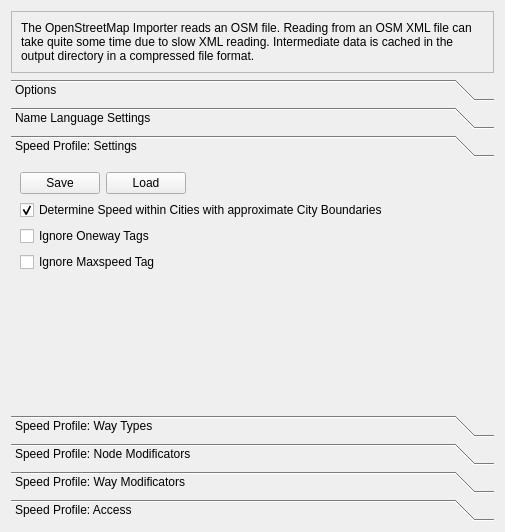
The window that plugins/osmimporter/oisettingsdialog.ui (shentok/MoNav) describes before a commit, drawn with Qt 5.
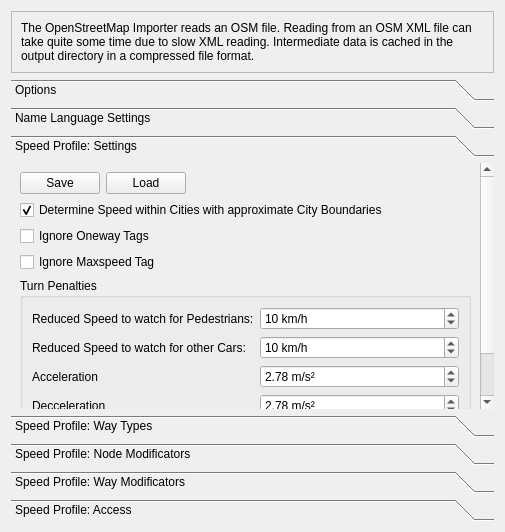
The same window after the commit. The open tabs and pages were chosen to show the change.

Commit message:
OSM Importer:  - Bugfix: Some modifiers could be aplied several times over on ways with many segments  - Added calculation of turn penalties based on:   - turning radius   - highway types adjacent to the crossing   - pedestrian penalties   - left / right turning penalties  - Limited segment speed on ways using the turning radius  - All this needs some extra information in speed profiles and will invalidate part of your old speed profiles.
Potentially buggy as no rouing plugin uses the turning penalties so far.

The edit to the form file:
```diff
--- a/plugins/osmimporter/oisettingsdialog.ui
+++ b/plugins/osmimporter/oisettingsdialog.ui
@@ -198,9 +198,9 @@
       <property name="geometry">
        <rect>
         <x>0</x>
-        <y>0</y>
-        <width>487</width>
-        <height>242</height>
+        <y>-80</y>
+        <width>472</width>
+        <height>322</height>
        </rect>
       </property>
       <attribute name="label">
@@ -262,6 +262,115 @@
          </property>
         </widget>
        </item>
+       <item>
+        <widget class="QGroupBox" name="groupBox">
+         <property name="title">
+          <string>Turn Penalties</string>
+         </property>
+         <layout class="QFormLayout" name="formLayout">
+          <item row="0" column="0">
+           <widget class="QLabel" name="label_2">
+            <property name="text">
+             <string>Reduced Speed to watch for Pedestrians:</string>
+            </property>
+           </widget>
+          </item>
+          <item row="0" column="1">
+           <widget class="QSpinBox" name="pedestrian">
+            <property name="suffix">
+             <string> km/h</string>
+            </property>
+            <property name="maximum">
+             <number>1000</number>
+            </property>
+            <property name="value">
+             <number>10</number>
+            </property>
+           </widget>
+          </item>
+          <item row="1" column="1">
+           <widget class="QSpinBox" name="otherCars">
+            <property name="suffix">
+             <string> km/h</string>
+            </property>
+            <property name="maximum">
+             <number>1000</number>
+            </property>
+            <property name="value">
+             <number>10</number>
+            </property>
+           </widget>
+          </item>
+          <item row="1" column="0">
+           <widget class="QLabel" name="label_3">
+            <property name="text">
+             <string>Reduced Speed to watch for other Cars:</string>
+            </property>
+           </widget>
+          </item>
+          <item row="2" column="1">
+           <widget class="QDoubleSpinBox" name="acceleration">
+            <property name="suffix">
+             <string> m/s²</string>
+            </property>
+            <property name="minimum">
+             <double>0.100000000000000</double>
+            </property>
+            <property name="value">
+             <double>2.780000000000000</double>
+            </property>
+           </widget>
+          </item>
+          <item row="3" column="1">
+           <widget class="QDoubleSpinBox" name="decceleration">
+            <property name="suffix">
+             <string> m/s²</string>
+            </property>
+            <property name="minimum">
+             <double>0.100000000000000</double>
+            </property>
+            <property name="value">
+             <double>2.780000000000000</double>
+            </property>
+           </widget>
+          </item>
+          <item row="2" column="0">
+           <widget class="QLabel" name="label_5">
+            <property name="text">
+             <string>Acceleration</string>
+            </property>
+           </widget>
+          </item>
+          <item row="3" column="0">
+           <widget class="QLabel" name="label_6">
+            <property name="text">
+             <string>Decceleration</string>
+            </property>
+           </widget>
+          </item>
+          <item row="4" column="0">
+           <widget class="QLabel" name="label_7">
+            <property name="text">
+             <string>Maximum Tangential Acceleration</string>
+            </property>
+           </widget>
+          </item>
+          <item row="4" column="1">
+           <widget class="QDoubleSpinBox" name="tangentialAcceleration">
+            <property name="suffix">
+             <string> m/s²</string>
+            </property>
+            <property name="minimum">
+             <double>0.100000000000000</double>
+            </property>
+            <property name="value">
+             <double>1.000000000000000</double>
+            </property>
+           </widget>
+          </item>
+         </layout>
+        </widget>
+       </item>
        <item>
         <spacer name="verticalSpacer">
          <property name="orientation">
```
Left out of the diff: 106 changed lines with no effect on the pictures. The commit also changes 16 other files.
